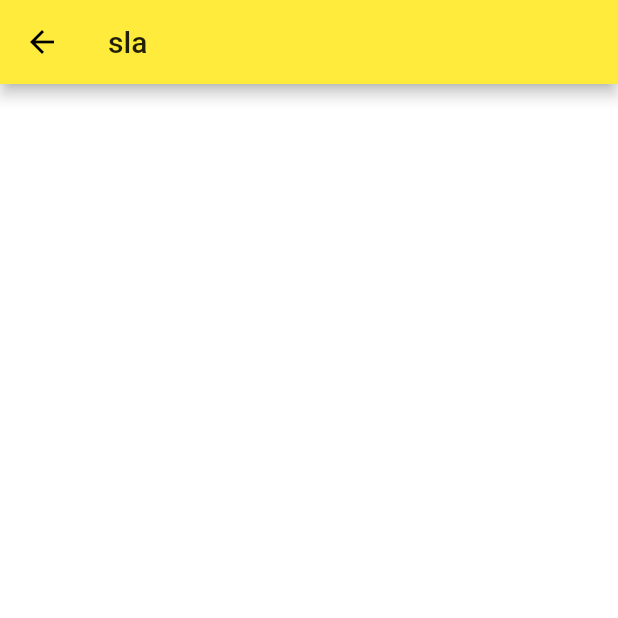
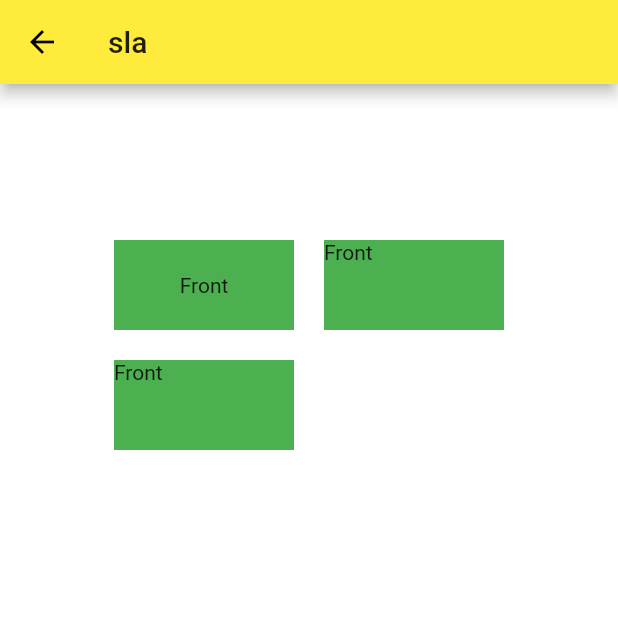
Before and after one commit to gustavo-cigaran/hg-pizzeria, a Flutter app: the MenuPage screen opened directly, on a phone screen of 412 x 824 dp, the top half of it. Run offline on Flutter 3.47's test engine with Material 2 defaults, Android fonts, the phone set to English and light mode, and no system bars; drawn by our look-alikes of flip_card; our stand-ins replace sqflite; missing offline and left inert: dart:js_util; accounts and stored records are empty.

Commit message:
Implementação de Flip Card

```diff
--- a/lib/views/menu_page.dart
+++ b/lib/views/menu_page.dart
@@ -1,3 +1,4 @@
+import 'package:flip_card/flip_card.dart';
 import 'package:flutter/material.dart';
 import 'views.dart';
 
@@ -20,7 +21,63 @@ class _MenuPageState extends State<MenuPage> {
         child: Column(
           mainAxisAlignment: MainAxisAlignment.center,
           children: <Widget>[
-
+            Container(
+              padding: const EdgeInsets.all(20.0),
+              height: 600,
+              width: 300,
+              child: GridView.count(
+                crossAxisSpacing: 20,
+                mainAxisSpacing: 20,
+                crossAxisCount: 2,
+                childAspectRatio: 4 / 2,
+                children: [
+                  FlipCard(
+                    direction: FlipDirection.HORIZONTAL, // default
+                    front: Container(
+                      child: Text('Front'),
+                      color: Colors.green,
+                      alignment: Alignment.center,
+                    ),
+                    back: Container(
+                      child: Text('Back'),
+                      color: Colors.green,
+                      width: 100,
+                      height: 50,
+                    ),
+                  ),
+                  FlipCard(
+                    direction: FlipDirection.HORIZONTAL, // default
+                    front: Container(
+                      child: Text('Front'),
+                      color: Colors.green,
+                      width: 100,
+                      height: 50,
+                    ),
+                    back: Container(
+                      child: Text('Back'),
+                      color: Colors.green,
+                      width: 100,
+                      height: 50,
+                    ),
+                  ),
+                  FlipCard(
+                    direction: FlipDirection.HORIZONTAL, // default
+                    front: Container(
+                      child: Text('Front'),
+                      color: Colors.green,
+                      width: 100,
+                      height: 50,
+                    ),
+                    back: Container(
+                      child: Text('Back'),
+                      color: Colors.green,
+                      width: 100,
+                      height: 50,
+                    ),
+                  ),
+                ],
+              ),
+            ),
           ],
         ),
       ),
--- a/pubspec.yaml
+++ b/pubspec.yaml
@@ -29,6 +29,7 @@ dependencies:
   # Use with the CupertinoIcons class for iOS style icons.
   cupertino_icons: ^1.0.2
   sqflite: ^2.0.0+3
+  flip_card: ^0.5.0
 
 dev_dependencies:
   flutter_test:
```
Also changed, not shown: pubspec.lock.
